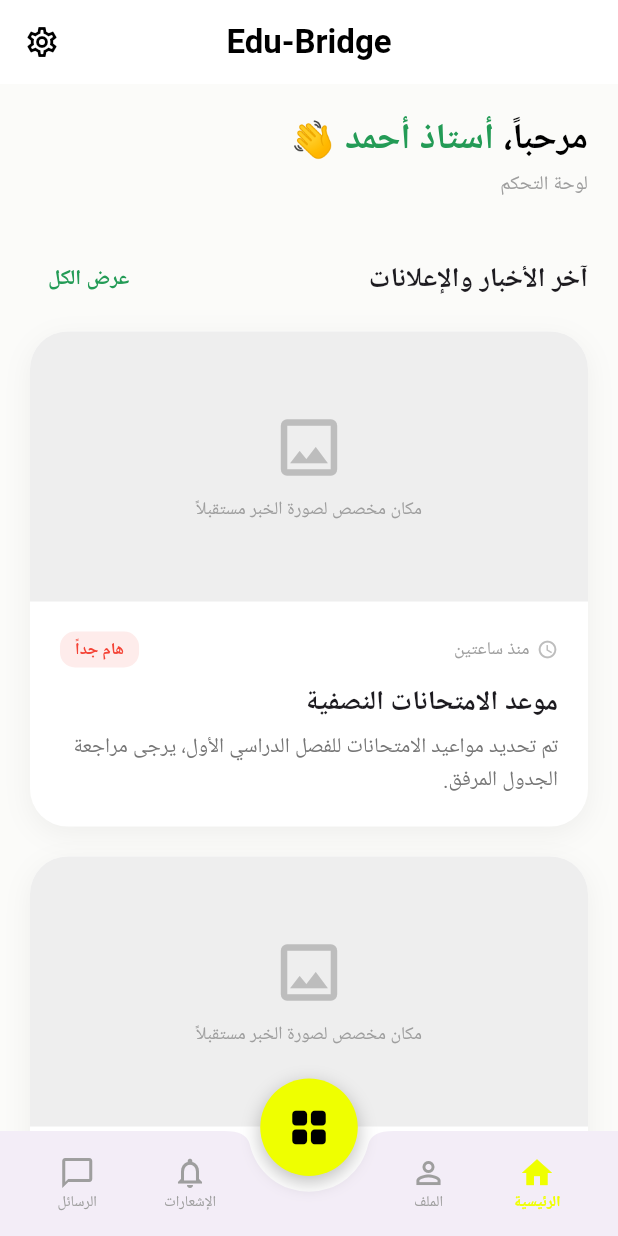
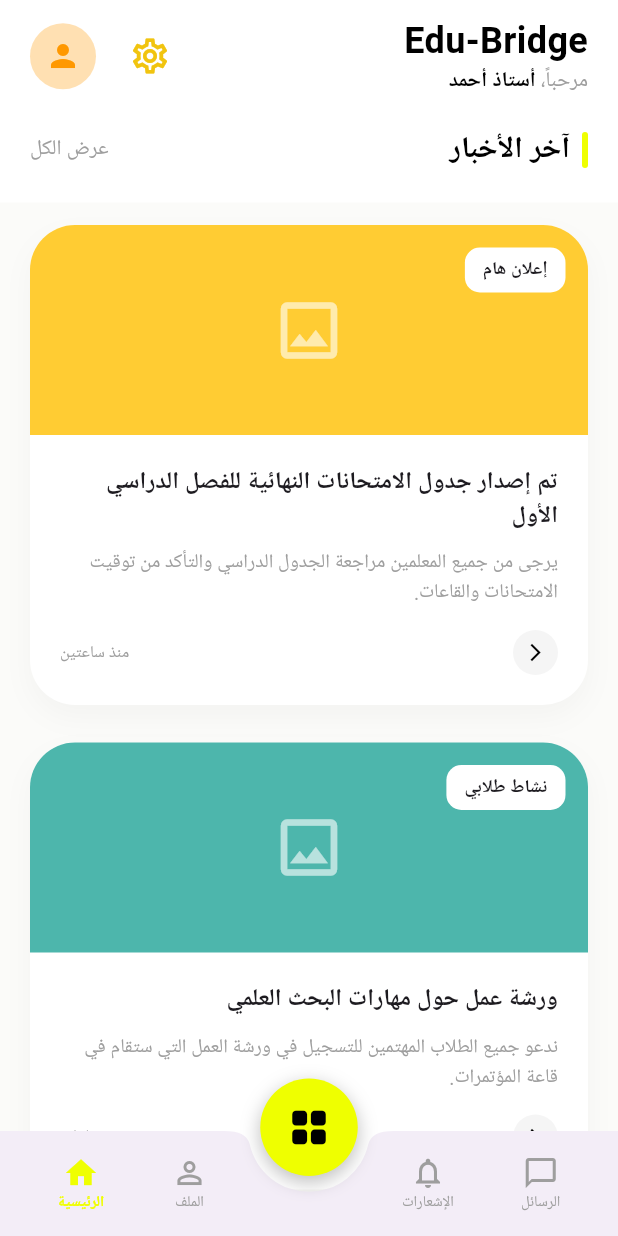
Before and after one commit to majdoulee2006/Edu_Pridge_flutter, a Flutter app: the TeacherHomeScreen screen opened directly, on a phone screen of 412 x 824 dp. Run offline on Flutter 3.47's test engine with Material 3 defaults, Android fonts, the phone set to English and light mode, and no system bars; Roboto replaces fonts that are missing (Tajawal).

Commit message:
تم تعديل واجهة الملف الرئيسية للمعلم

```diff
--- a/lib/screens/teacher/teacher_home.dart
+++ b/lib/screens/teacher/teacher_home.dart
@@ -1,5 +1,4 @@
 import 'package:flutter/material.dart';
-
 import 'profile_screen.dart';
 import 'messages_screen.dart';
 import 'notifications_screen.dart';
@@ -14,209 +13,160 @@ class TeacherHomeScreen extends StatelessWidget {
     return Scaffold(
       backgroundColor: const Color(0xFFFBFBF9),
       extendBody: true,
-      appBar: AppBar(
-        backgroundColor: Colors.white,
-        elevation: 0,
-        // زر الإعدادات (أيقونة الترس)
-        leading: IconButton(
-          icon: const Icon(Icons.settings_outlined, color: Colors.black),
-          onPressed: () {
-            Navigator.push(
-              context,
-              MaterialPageRoute(builder: (context) => const SettingsScreen()),
-            );
-          },
-        ),
-        title: const Text(
-          "Edu-Bridge",
-          style: TextStyle(color: Colors.black, fontWeight: FontWeight.bold),
-        ),
-        centerTitle: true,
-      ),
       body: Directionality(
         textDirection: TextDirection.rtl,
-        child: SingleChildScrollView(
-          padding: const EdgeInsets.all(20),
         child: Column(
+          children: [
+            // الهيدر الثابت - أبيض بالكامل وبدون مسافات إضافية
+            Container(
+              color: Colors.white,
+              child: SafeArea(
+                bottom: false,
+                child: Padding(
+                  padding: const EdgeInsets.symmetric(horizontal: 20, vertical: 10),
+                  child: Column(
+                    children: [
+                      // السطر العلوي: اسم التطبيق (يمين) | الإعدادات والبروفايل (يسار)
+                      Row(
+                        mainAxisAlignment: MainAxisAlignment.spaceBetween,
+                        children: [
+                          Column(
                             crossAxisAlignment: CrossAxisAlignment.start,
                             children: [
-              // قسم الترحيب
-              Align(
-                alignment: Alignment.centerRight,
-                child: RichText(
-                  text: const TextSpan(
-                    style: TextStyle(
-                      fontSize: 24,
-                      color: Colors.black,
-                      fontWeight: FontWeight.bold,
+                              const Text(
+                                'Edu-Bridge',
+                                style: TextStyle(fontSize: 24, fontWeight: FontWeight.bold, color: Colors.black),
                               ),
+                              Row(
+                                children: const [
+                                  Text('مرحباً، ', style: TextStyle(fontSize: 14, color: Colors.grey)),
+                                  Text(
+                                    'أستاذ أحمد',
+                                    style: TextStyle(fontSize: 14, fontWeight: FontWeight.bold, color: Colors.black),
+                                  ),
+                                ],
+                              ),
+                            ],
+                          ),
+                          Row(
                             children: [
-                      TextSpan(text: "مرحباً، "),
-                      TextSpan(
-                        text: "أستاذ أحمد",
-                        style: TextStyle(color: Color(0xFF239B56)),
+                              IconButton(
+                                icon: const Icon(Icons.settings_outlined, color: Color(0xFFF1C40F), size: 28),
+                                padding: EdgeInsets.zero,
+                                constraints: const BoxConstraints(),
+                                onPressed: () => Navigator.push(context, MaterialPageRoute(builder: (context) => const SettingsScreen())),
                               ),
-                      TextSpan(text: " 👋"),
+                              const SizedBox(width: 12),
+                              InkWell(
+                                onTap: () => Navigator.pushReplacement(context, MaterialPageRoute(builder: (context) => const ProfileScreen())),
+                                child: CircleAvatar(
+                                  radius: 22,
+                                  backgroundColor: Colors.orange.shade100,
+                                  child: const Icon(Icons.person, color: Colors.orange),
+                                ),
+                              ),
+                            ],
+                          ),
+                        ],
+                      ),
+                      const SizedBox(height: 20),
+                      // سطر آخر الأخبار ثابت بداخل الخلفية البيضاء
+                      Row(
+                        mainAxisAlignment: MainAxisAlignment.spaceBetween,
+                        children: [
+                          Row(
+                            children: [
+                              Container(
+                                width: 4,
+                                height: 24,
+                                decoration: BoxDecoration(color: const Color(0xFFEFFF00), borderRadius: BorderRadius.circular(2)),
+                              ),
+                              const SizedBox(width: 8),
+                              const Text('آخر الأخبار', style: TextStyle(fontSize: 20, fontWeight: FontWeight.bold, color: Colors.black)),
+                            ],
+                          ),
+                          const Text('عرض الكل', style: TextStyle(fontSize: 14, color: Colors.grey)),
+                        ],
+                      ),
+                      const SizedBox(height: 10),
                     ],
                   ),
                 ),
               ),
-              const SizedBox(height: 5),
-              const Text(
-                "لوحة التحكم",
-                style: TextStyle(color: Colors.grey, fontSize: 13),
             ),
 
-              const SizedBox(height: 30),
-
-              // عنوان قسم الأخبار
-              Row(
-                mainAxisAlignment: MainAxisAlignment.spaceBetween,
+            // المحتوى القابل للسكرول
+            Expanded(
+              child: ListView(
+                physics: const BouncingScrollPhysics(),
+                padding: const EdgeInsets.symmetric(horizontal: 20, vertical: 15),
                 children: [
-                  const Text(
-                    "آخر الأخبار والإعلانات",
-                    style: TextStyle(fontSize: 18, fontWeight: FontWeight.bold),
+                  _buildNewsCard(
+                    tag: 'إعلان هام',
+                    title: 'تم إصدار جدول الامتحانات النهائية للفصل الدراسي الأول',
+                    description: 'يرجى من جميع المعلمين مراجعة الجدول الدراسي والتأكد من توقيت الامتحانات والقاعات.',
+                    time: 'منذ ساعتين',
+                    headerColor: const Color(0xFFFFCC33),
                   ),
-                  TextButton(
-                    onPressed: () {},
-                    child: const Text(
-                      "عرض الكل",
-                      style: TextStyle(
-                        color: Color(0xFF239B56),
-                        fontWeight: FontWeight.bold,
+                  _buildNewsCard(
+                    tag: 'نشاط طلابي',
+                    title: 'ورشة عمل حول مهارات البحث العلمي',
+                    description: 'ندعو جميع الطلاب المهتمين للتسجيل في ورشة العمل التي ستقام في قاعة المؤتمرات.',
+                    time: 'منذ 4 ساعات',
+                    headerColor: const Color(0xFF4DB6AC),
                   ),
+                  const SizedBox(height: 100), // مساحة للـ SpeedDial
+                ],
               ),
             ),
           ],
         ),
-              const SizedBox(height: 10),
-
-              // بطاقات الأخبار
-              _buildNewsCard(
-                title: "موعد الامتحانات النصفية",
-                tag: "هام جداً",
-                description:
-                    "تم تحديد مواعيد الامتحانات للفصل الدراسي الأول، يرجى مراجعة الجدول المرفق.",
-                time: "منذ ساعتين",
-                tagColor: Colors.red,
-              ),
-              _buildNewsCard(
-                title: "اجتماع الهيئة التدريسية",
-                tag: "تنبيه هام",
-                description:
-                    "ندعوكم لحضور اجتماع الهيئة التدريسية يوم الخميس القادم لمناقشة الخطة الأكاديمية.",
-                time: "منذ 5 ساعات",
-                tagColor: Colors.orange,
       ),
 
-              const SizedBox(height: 100),
-            ],
-          ),
-        ),
-      ),
-      // استخدام الكلاس الموحد للزر العائم
+      // 🌟 الشريط السفلي والزر العائم (رجعوا متل ما كانوا بكودك القديم) 🌟
       floatingActionButton: const CustomSpeedDialEduBridge(),
       floatingActionButtonLocation: FloatingActionButtonLocation.centerDocked,
       bottomNavigationBar: _buildBottomNav(context),
     );
   }
 
-  Widget _buildNewsCard({
-    required String title,
-    required String tag,
-    required String description,
-    required String time,
-    required Color tagColor,
-  }) {
+  Widget _buildNewsCard({required String tag, required String title, required String description, required String time, required Color headerColor}) {
     return Container(
-      width: double.infinity,
-      margin: const EdgeInsets.only(bottom: 20),
+      margin: const EdgeInsets.only(bottom: 25),
       decoration: BoxDecoration(
         color: Colors.white,
-        borderRadius: BorderRadius.circular(25),
-        boxShadow: [
-          BoxShadow(
-            color: Colors.black.withOpacity(0.05),
-            blurRadius: 15,
-            offset: const Offset(0, 5),
-          ),
-        ],
+        borderRadius: BorderRadius.circular(30),
+        boxShadow: [BoxShadow(color: Colors.black.withOpacity(0.03), blurRadius: 15, offset: const Offset(0, 8))],
       ),
       child: Column(
         crossAxisAlignment: CrossAxisAlignment.start,
         children: [
-          // مكان الصورة (Placeholder)
           Container(
-            height: 180,
+            height: 140,
             width: double.infinity,
-            decoration: BoxDecoration(
-              color: Colors.grey[200],
-              borderRadius: const BorderRadius.vertical(top: Radius.circular(25)),
-            ),
-            child: Column(
-              mainAxisAlignment: MainAxisAlignment.center,
+            decoration: BoxDecoration(color: headerColor, borderRadius: const BorderRadius.vertical(top: Radius.circular(30))),
+            child: Stack(
               children: [
-                Icon(Icons.image_outlined, size: 50, color: Colors.grey[400]),
-                const SizedBox(height: 8),
-                Text(
-                  "مكان مخصص لصورة الخبر مستقبلاً",
-                  style: TextStyle(color: Colors.grey[500], fontSize: 12),
-                ),
+                Positioned(top: 15, right: 15, child: Container(padding: const EdgeInsets.symmetric(horizontal: 12, vertical: 6), decoration: BoxDecoration(color: Colors.white, borderRadius: BorderRadius.circular(10)), child: Text(tag, style: const TextStyle(fontWeight: FontWeight.bold, fontSize: 12)))),
+                const Center(child: Icon(Icons.image_outlined, size: 50, color: Colors.white60)),
               ],
             ),
           ),
-
           Padding(
             padding: const EdgeInsets.all(20),
             child: Column(
               crossAxisAlignment: CrossAxisAlignment.start,
               children: [
+                Text(title, style: const TextStyle(fontWeight: FontWeight.bold, fontSize: 16, height: 1.4)),
+                const SizedBox(height: 10),
+                Text(description, style: const TextStyle(color: Colors.grey, fontSize: 13, height: 1.5), maxLines: 2, overflow: TextOverflow.ellipsis),
+                const SizedBox(height: 15),
                 Row(
+                  mainAxisAlignment: MainAxisAlignment.spaceBetween,
                   children: [
-                    Icon(Icons.access_time, size: 14, color: Colors.grey[400]),
-                    const SizedBox(width: 5),
-                    Text(
-                      time,
-                      style: TextStyle(color: Colors.grey[500], fontSize: 12),
-                    ),
-                    const Spacer(),
-                    Container(
-                      padding: const EdgeInsets.symmetric(
-                        horizontal: 10,
-                        vertical: 4,
-                      ),
-                      decoration: BoxDecoration(
-                        color: tagColor.withOpacity(0.1),
-                        borderRadius: BorderRadius.circular(10),
-                      ),
-                      child: Text(
-                        tag,
-                        style: TextStyle(
-                          color: tagColor,
-                          fontSize: 11,
-                          fontWeight: FontWeight.bold,
-                        ),
-                      ),
-                    ),
+                    Container(padding: const EdgeInsets.all(8), decoration: BoxDecoration(color: Colors.grey[100], shape: BoxShape.circle), child: const Icon(Icons.arrow_back_ios_new, size: 14, color: Colors.black)),
+                    Text(time, style: const TextStyle(color: Colors.grey, fontSize: 11)),
                   ],
-                ),
-                const SizedBox(height: 12),
-                Text(
-                  title,
-                  style: const TextStyle(
-                    fontWeight: FontWeight.bold,
-                    fontSize: 18,
-                    height: 1.2,
-                  ),
-                ),
-                const SizedBox(height: 8),
-                Text(
-                  description,
-                  style: TextStyle(
-                    color: Colors.grey[600],
-                    fontSize: 14,
-                    height: 1.5,
-                  ),
                 ),
               ],
             ),
@@ -226,80 +176,36 @@ class TeacherHomeScreen extends StatelessWidget {
     );
   }
 
+  // الـ NavBar القديم تبعك
   Widget _buildBottomNav(BuildContext context) {
     return BottomAppBar(
       height: 70,
       shape: const CircularNotchedRectangle(),
       notchMargin: 8,
-      child: Directionality(
-        textDirection: TextDirection.rtl,
       child: Row(
         mainAxisAlignment: MainAxisAlignment.spaceAround,
         children: [
           _navItem(context, Icons.home, "الرئيسية", true),
-
-            // ✅ تم التصليح: الانتقال لصفحة البروفايل وليس الإعدادات
-            _navItem(
-              context,
-              Icons.person_outline,
-              "الملف",
-              false,
-              onTap: () => Navigator.pushReplacement(
-                context,
-                MaterialPageRoute(builder: (context) => const ProfileScreen()),
-              ),
-            ),
-
+          _navItem(context, Icons.person_outline, "الملف", false,
+              onTap: () => Navigator.pushReplacement(context, MaterialPageRoute(builder: (context) => const ProfileScreen()))),
           const SizedBox(width: 40),
-            _navItem(
-              context,
-              Icons.notifications_none,
-              "الإشعارات",
-              false,
-              onTap: () => Navigator.pushReplacement(
-                context,
-                MaterialPageRoute(
-                  builder: (context) => const NotificationsScreen(),
-                ),
-              ),
-            ),
-            _navItem(
-              context,
-              Icons.chat_bubble_outline,
-              "الرسائل",
-              false,
-              onTap: () => Navigator.pushReplacement(
-                context,
-                MaterialPageRoute(builder: (context) => const MessagesScreen()),
-              ),
-            ),
+          _navItem(context, Icons.notifications_none, "الإشعارات", false,
+              onTap: () => Navigator.pushReplacement(context, MaterialPageRoute(builder: (context) => const NotificationsScreen()))),
+          _navItem(context, Icons.chat_bubble_outline, "الرسائل", false,
+              onTap: () => Navigator.pushReplacement(context, MaterialPageRoute(builder: (context) => const MessagesScreen()))),
         ],
-        ),
       ),
     );
   }
 
-  Widget _navItem(
-    BuildContext context,
-    IconData icon,
-    String label,
-    bool active, {
-    VoidCallback? onTap,
-  }) {
+  Widget _navItem(BuildContext context, IconData icon, String label, bool active, {VoidCallback? onTap}) {
     return InkWell(
       onTap: onTap,
       child: Column(
         mainAxisSize: MainAxisSize.min,
         children: [
           Icon(icon, color: active ? const Color(0xFFEFFF00) : Colors.grey),
-          Text(
-            label,
-            style: TextStyle(
-              fontSize: 10,
-              color: active ? const Color(0xFFEFFF00) : Colors.grey,
-              fontWeight: active ? FontWeight.bold : FontWeight.normal,
-            ),
-          ),
+          Text(label, style: TextStyle(fontSize: 10, color: active ? const Color(0xFFEFFF00) : Colors.grey, fontWeight: active ? FontWeight.bold : FontWeight.normal)),
         ],
       ),
     );
```
Lines whose indentation alone changed are shown as unchanged.
